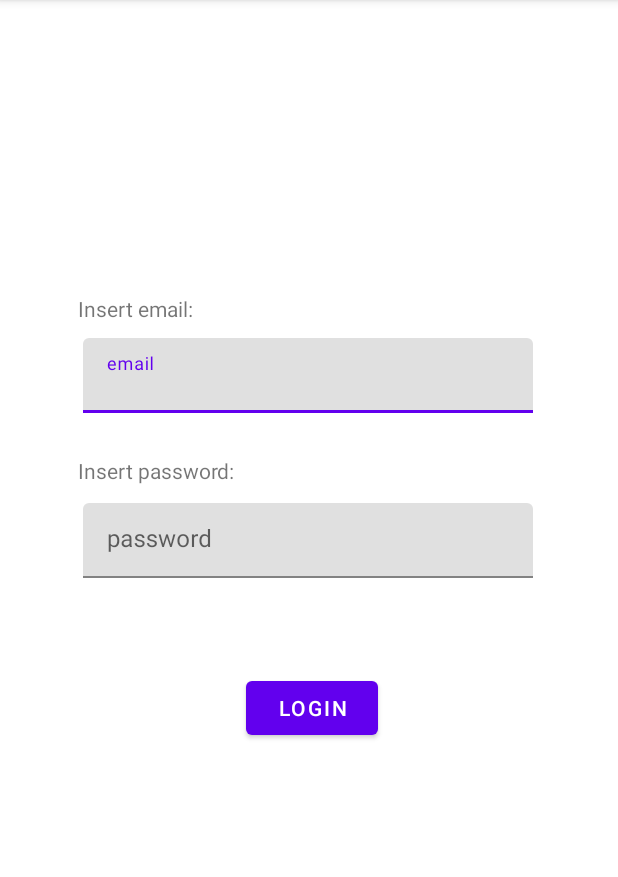
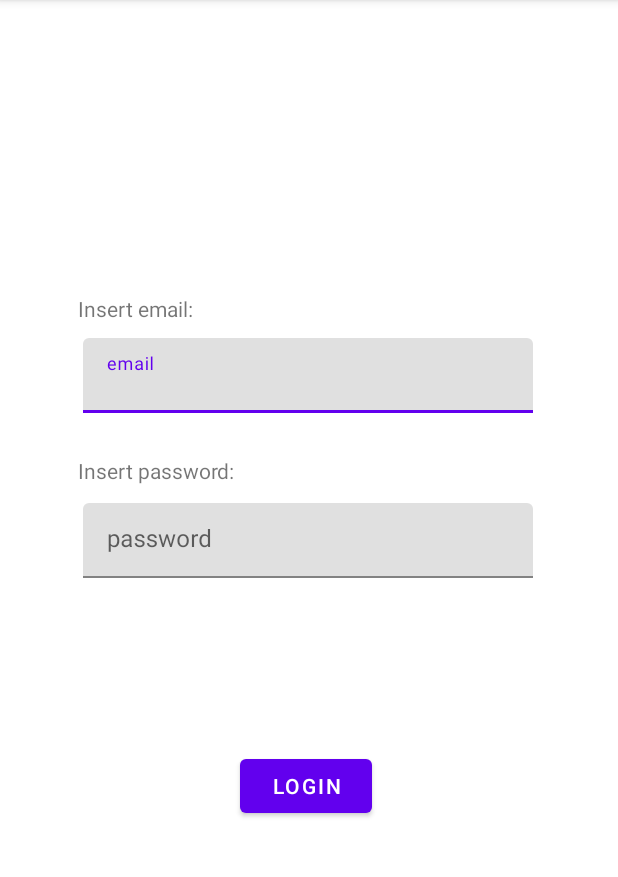
Before and after one commit to EmanueleTinghi/EcoTrip, an Android app: the screen it shows after launch (MainActivity), after a tap on "LOGIN", on a phone screen of 412 x 824 dp, the part 84-961 px from its top. Run offline under Robolectric (Android 15) with nearby library versions, the phone set to English and light mode, and no system bars; our stand-ins replace Firebase (no records; nobody signed in at launch, a user with empty details on screens opened directly), data binding.

Commit message:
finish login functionalities

```diff
--- a/app/src/main/java/it/unipi/dii/masss_project/MainActivity.kt
+++ b/app/src/main/java/it/unipi/dii/masss_project/MainActivity.kt
@@ -29,10 +29,10 @@ class MainActivity : AppCompatActivity() {
 
     private fun onLoginAttempt(binding: ActivityMainBinding) {
 
-       val email: String = binding.inputEmail.text.toString()
+        val email: String = binding.inputEmail.text.toString()
         val password: String = binding.inputPassword.text.toString()
 
-        if(password != "" || email!= "") {
+        if(password.isNotEmpty() && email.isNotEmpty()) {
 
             auth = FirebaseAuth.getInstance()
 
--- a/app/src/main/res/layout/activity_main.xml
+++ b/app/src/main/res/layout/activity_main.xml
@@ -13,8 +13,8 @@
             android:id="@+id/loginButton"
             android:layout_width="wrap_content"
             android:layout_height="wrap_content"
-            android:layout_marginStart="164dp"
-            android:layout_marginTop="448dp"
+            android:layout_marginStart="160dp"
+            android:layout_marginTop="500dp"
             android:text="@string/login"
             app:layout_constraintStart_toStartOf="parent"
             app:layout_constraintTop_toTopOf="parent" />
@@ -80,8 +80,8 @@
 
         <TextView
             android:id="@+id/errorTextView"
-            android:layout_width="292dp"
-            android:layout_height="29dp"
+            android:layout_width="match_parent"
+            android:layout_height="wrap_content"
             android:layout_marginStart="55dp"
             android:layout_marginTop="412dp"
             android:layout_marginEnd="49dp"
```
